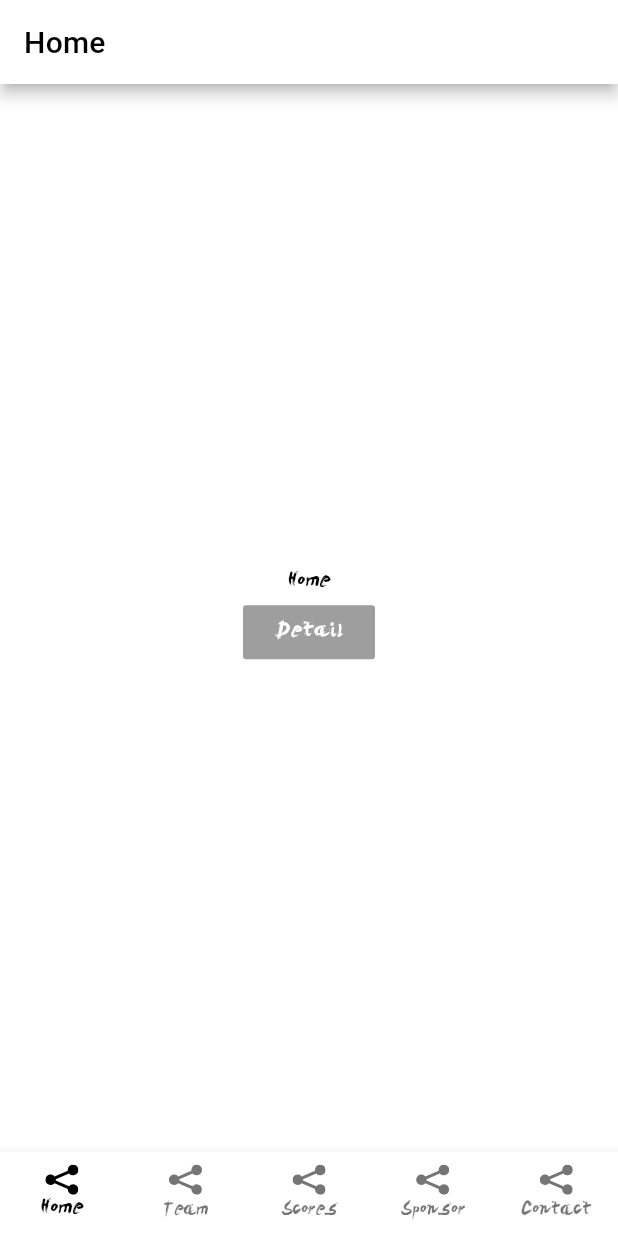
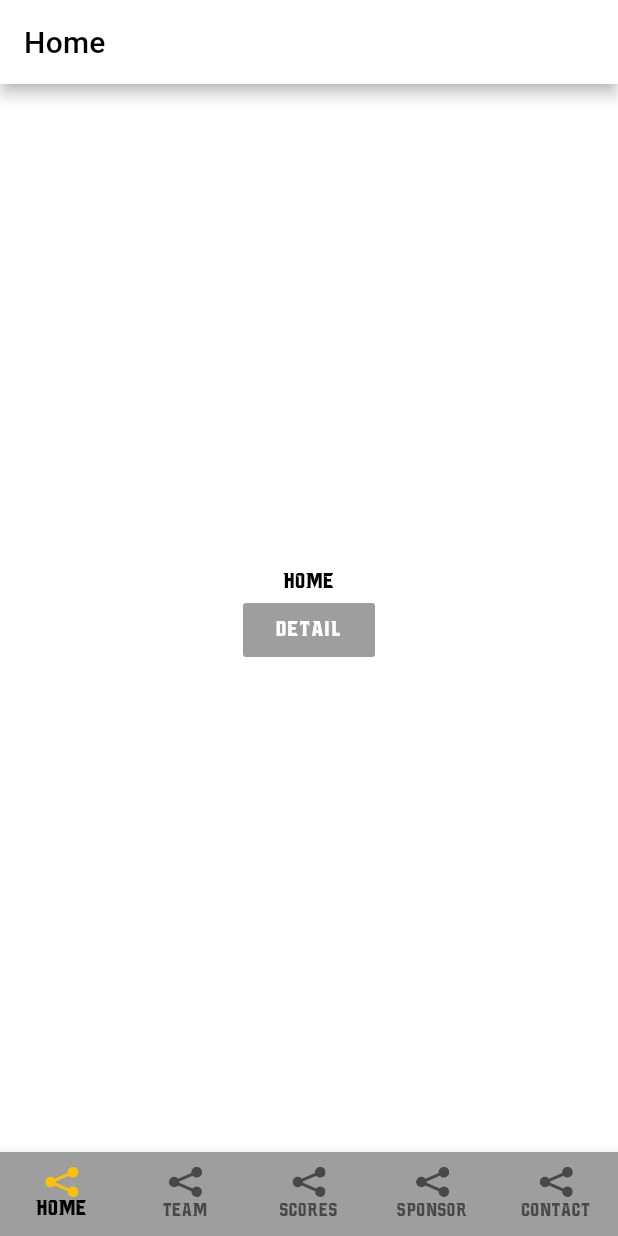
Before and after one commit to mario-monzon/canes_flutter_app, a Flutter app: the screen it shows after launch, on a phone screen of 412 x 824 dp. Run offline on Flutter 3.47's test engine with Material 2 defaults, Android fonts, the phone set to English and light mode, and no system bars; our stand-ins replace cached_network_image, chopper, flutter_svg, photo_view, share; generated files the repository leaves out were written again.

Commit message:
Fixed launch and add font

```diff
--- a/lib/design/theme.dart
+++ b/lib/design/theme.dart
@@ -17,7 +17,7 @@ mixin AppTheme {
       textTheme: mainTextTheme,
     ),
     textTheme: mainTextTheme,
-    fontFamily: 'Brush',
+    fontFamily: 'Canes_font',
     iconTheme: const IconThemeData(color: AppColors.defaultColor),
     buttonTheme: const ButtonThemeData(buttonColor: AppColors.backgroundColor),
   );
--- a/lib/widget/general/main_bottom_navigation.dart
+++ b/lib/widget/general/main_bottom_navigation.dart
@@ -19,9 +19,10 @@ class MainBottomNavigation extends StatelessWidget {
 
   BottomNavigationBarItem _buildNavItem(String img, String label, {int count}) {
     return BottomNavigationBarItem(
+      backgroundColor: Colors.grey,
       activeIcon: BottomMenuIcon(
         iconAsset: img,
-        color: AppColors.defaultColor,
+        color: Colors.amber,
         count: count,
       ),
       icon: BottomMenuIcon(
@@ -29,7 +30,10 @@ class MainBottomNavigation extends StatelessWidget {
         color: AppColors.disabledColor,
         count: count,
       ),
-      title: Text(label),
+      title: Text(
+        label,
+        style: TextStyle(color: Colors.amber),
+      ),
     );
   }
 
@@ -37,6 +41,7 @@ class MainBottomNavigation extends StatelessWidget {
   Widget build(BuildContext context) {
     return Consumer<MainMenuState>(
       builder: (context, state, child) => BottomNavigationBar(
+        backgroundColor: Colors.grey,
         type: BottomNavigationBarType.fixed,
         items: [
           _buildNavItem(
```
Also changed, not shown: lib/pages/my_home_page.dart (deleted, +0 -18 lines), pubspec.yaml (+5 -5 lines), assets/fonts/Canes_font.otf (added), 20 other files.
